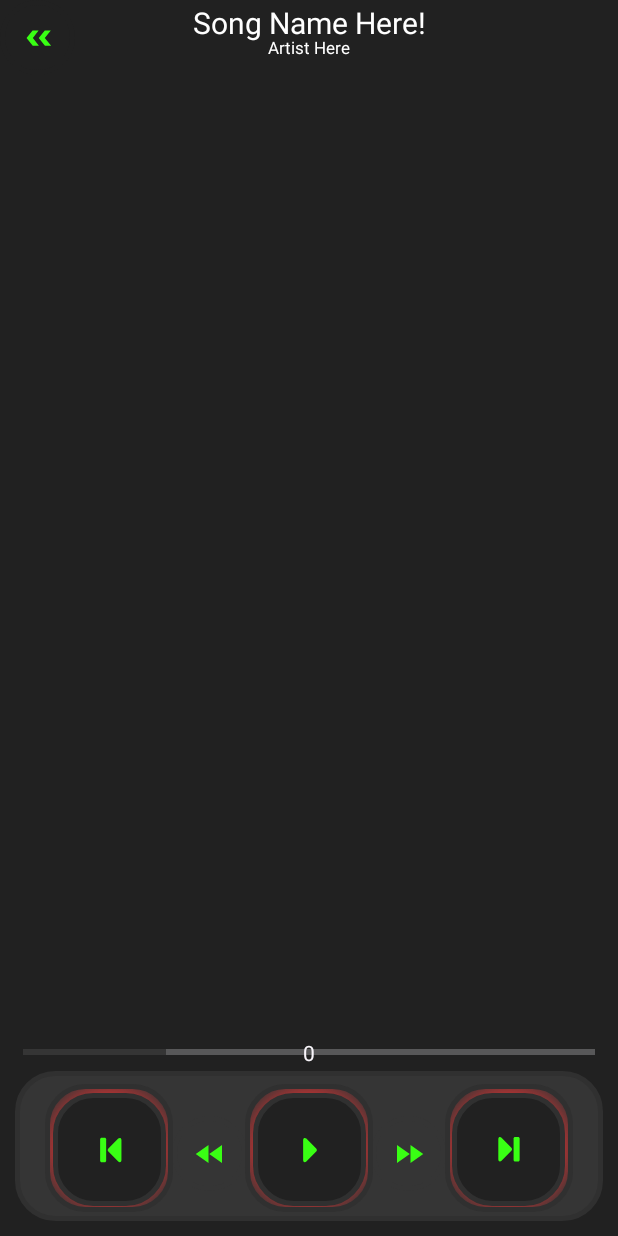
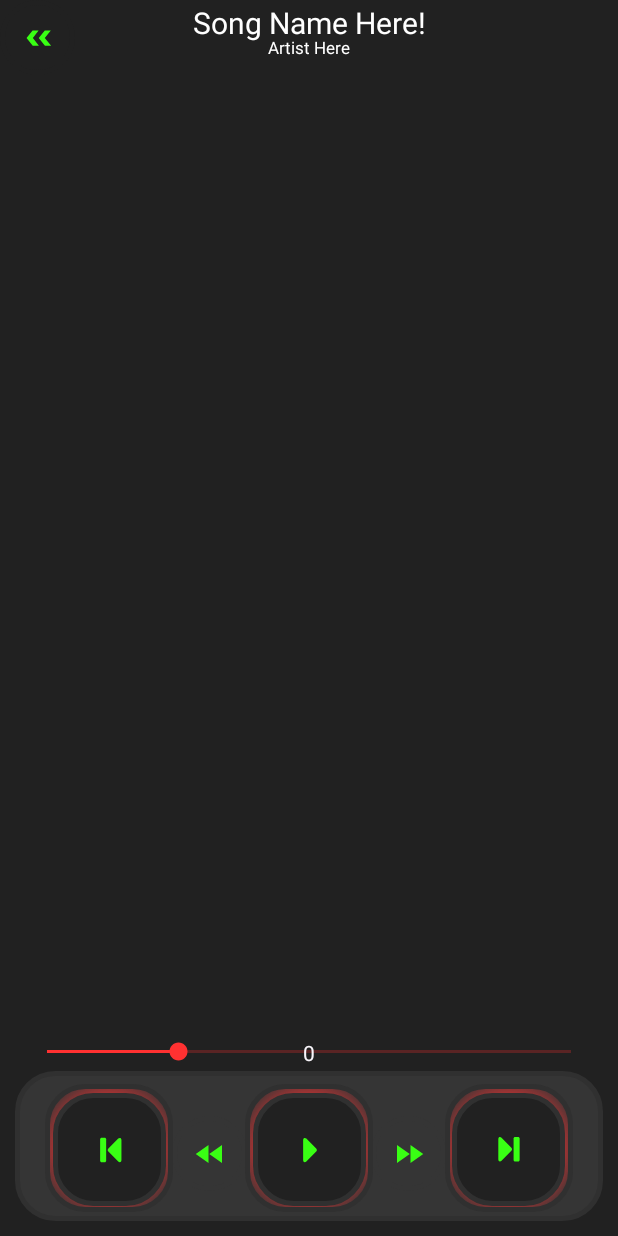
Before and after one commit to bytesenseidk/MusicPlayer, an Android app: the screen it shows after launch (PlayerActivity), on a phone screen of 412 x 824 dp. Run offline under Robolectric (Android 15) with nearby library versions, the phone set to English and light mode, and no system bars.

Commit message:
ProgressBar update

```diff
--- a/app/src/main/res/layout/activity_player.xml
+++ b/app/src/main/res/layout/activity_player.xml
@@ -55,8 +55,8 @@
         app:layout_constraintStart_toStartOf="@id/nav_menu"
         android:contentDescription="@string/back_to_menu" />
 
-    <ProgressBar
-        android:id="@+id/progressBarHorizontal"
+    <!--ProgressBar
+        android:id="@+id/progressBar"
         style="?android:attr/progressBarStyleHorizontal"
         android:layout_width="match_parent"
         android:layout_height="wrap_content"
@@ -70,6 +70,23 @@
         android:progressTint="@color/sec_black"
         app:layout_constraintBottom_toTopOf="@id/player_menu"
         app:layout_constraintStart_toStartOf="@id/player_menu"
+        app:layout_constraintEnd_toEndOf="@id/player_menu"/-->
+
+    <SeekBar
+        android:id="@+id/progressBar"
+        android:layout_width="match_parent"
+        android:layout_height="wrap_content"
+        android:layout_marginStart="15sp"
+        android:layout_marginEnd="15sp"
+        android:indeterminate="false"
+        android:max="100"
+        android:minHeight="25dp"
+        android:progress="25"
+        android:progressTint="@color/neon_red"
+        android:thumbTint="@color/neon_red"
+        android:progressBackgroundTint="@color/neon_red"
+        app:layout_constraintBottom_toTopOf="@id/player_menu"
+        app:layout_constraintStart_toStartOf="@id/player_menu"
         app:layout_constraintEnd_toEndOf="@id/player_menu"/>
 
     <TextView
@@ -81,7 +98,7 @@
         android:textColor="@color/easy_white"
         style="bold"
         app:layout_constraintBottom_toTopOf="@id/player_menu"
-        app:layout_constraintTop_toTopOf="@id/progressBarHorizontal"
+        app:layout_constraintTop_toTopOf="@id/progressBar"
         app:layout_constraintEnd_toEndOf="parent"
         app:layout_constraintStart_toStartOf="parent"
         android:text="@string/song_progress"/>
```
Also changed, not shown: app/src/main/java/lars/rosenkilde/musicplayer/MetaDataExtractor.java (+14 -2 lines), app/src/main/java/lars/rosenkilde/musicplayer/PlayerActivity.kt (+14 -11 lines).
